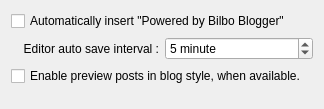
First picture: the form in bilbo/editorsettingsbase.ui, repository mtux/bilbo, before the edit.
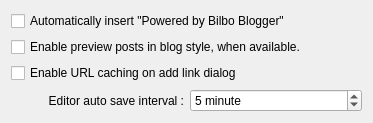
Second picture: the form after the edit. Custom widgets are drawn as their Qt base class.

Commit message: A configuration option for link cache added.

The edit to the form file:
```diff
--- a/bilbo/editorsettingsbase.ui
+++ b/bilbo/editorsettingsbase.ui
@@ -1,18 +1,18 @@
 <ui version="4.0" >
  <class>EditorSettingsBase</class>
- <widget class="QWidget" name="EditorSettingsBase" >
-  <property name="geometry" >
+ <widget class="QWidget" name="EditorSettingsBase">
+  <property name="geometry">
    <rect>
     <x>0</x>
     <y>0</y>
-    <width>324</width>
-    <height>109</height>
+    <width>373</width>
+    <height>119</height>
    </rect>
   </property>
-  <layout class="QGridLayout" name="gridLayout" >
-   <item row="1" column="0" >
-    <widget class="QLabel" name="label" >
-     <property name="text" >
+  <layout class="QGridLayout" name="gridLayout">
+   <item row="3" column="0">
+    <widget class="QLabel" name="label">
+     <property name="text">
       <string>Editor auto save interval :</string>
      </property>
      <property name="alignment" >
@@ -23,9 +23,9 @@
      </property>
     </widget>
    </item>
-   <item row="1" column="1" >
-    <widget class="KIntSpinBox" name="kcfg_autosaveInterval" >
-     <property name="specialValueText" >
+   <item row="3" column="1">
+    <widget class="KIntSpinBox" name="kcfg_autosaveInterval">
+     <property name="specialValueText">
       <string>Disbaled</string>
      </property>
      <property name="suffix" >
@@ -46,9 +46,9 @@
      </property>
     </widget>
    </item>
-   <item row="3" column="0" colspan="2" >
-    <spacer name="verticalSpacer" >
-     <property name="orientation" >
+   <item row="5" column="0" colspan="2">
+    <spacer name="verticalSpacer">
+     <property name="orientation">
       <enum>Qt::Vertical</enum>
      </property>
      <property name="sizeHint" stdset="0" >
@@ -59,13 +59,20 @@
      </property>
     </spacer>
    </item>
-   <item row="2" column="0" colspan="2" >
-    <widget class="QCheckBox" name="kcfg_previewInBlogStyle" >
-     <property name="text" >
+   <item row="1" column="0" colspan="2">
+    <widget class="QCheckBox" name="kcfg_previewInBlogStyle">
+     <property name="text">
       <string>Enable preview posts in blog style, when available.</string>
      </property>
     </widget>
    </item>
+   <item row="2" column="0" colspan="2">
+    <widget class="QCheckBox" name="kcfg_urlCachingEnabled">
+     <property name="text">
+      <string>Enable URL caching on add link dialog</string>
+     </property>
+    </widget>
+   </item>
   </layout>
  </widget>
  <customwidgets>
```
Left out of the diff: 23 changed lines with no effect on the pictures. The commit also changes 2 other files.
